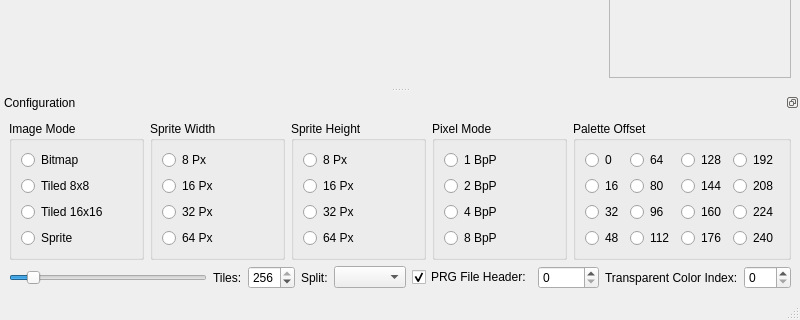
Qt form src/mainwindow.ui (lriecken/Vera-Graphics-Converter) before a commit; both pictures show x 0 to 800 and y 280 to 600 of the 800 by 600 pixel window.
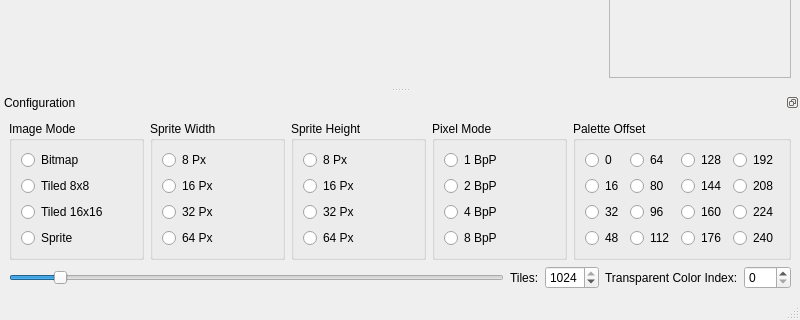
The same form after that commit. Icons and pictures are not drawn.

The edit to the form file:
```diff
--- a/src/mainwindow.ui
+++ b/src/mainwindow.ui
@@ -426,50 +426,13 @@
           <number>1</number>
          </property>
          <property name="maximum">
-          <number>256</number>
+          <number>1024</number>
          </property>
          <property name="singleStep">
           <number>1</number>
          </property>
          <property name="value">
-          <number>256</number>
-         </property>
-        </widget>
-       </item>
-       <item>
-        <widget class="QLabel" name="label_2">
-         <property name="text">
-          <string>Split:</string>
-         </property>
-        </widget>
-       </item>
-       <item>
-        <widget class="QComboBox" name="splitCombo">
-         <property name="toolTip">
-          <string>Split exported bitmap files at this filesize</string>
-         </property>
-        </widget>
-       </item>
-       <item>
-        <widget class="QCheckBox" name="savePRGCheck">
-         <property name="toolTip">
-          <string>Include 2 byte loading adress in exported files</string>
-         </property>
-         <property name="text">
-          <string>PRG File Header:</string>
-         </property>
-         <property name="checked">
-          <bool>true</bool>
-         </property>
-        </widget>
-       </item>
-       <item>
-        <widget class="QSpinBox" name="prgHeaderEdit">
-         <property name="toolTip">
-          <string>Loading adress. If in doubt leave this to zero</string>
-         </property>
-         <property name="maximum">
-          <number>65535</number>
+          <number>1024</number>
          </property>
         </widget>
        </item>
```
Left out of the diff: 9 changed lines with no effect on the pictures.
